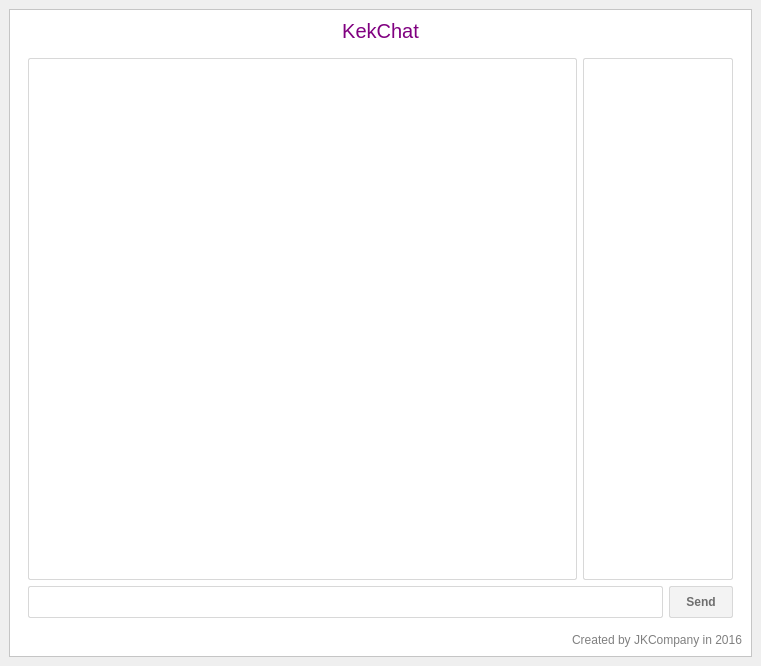
The window that Course work/Client/mainwindow.ui (BSUIR450503/450503_korotkina) describes before a commit, drawn with Qt 5.
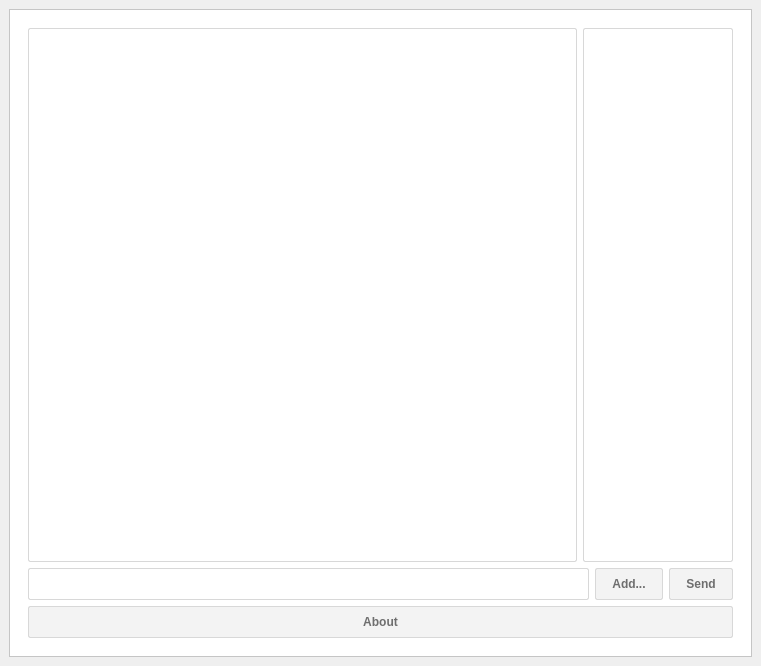
The same window after the commit. The open tabs and pages were chosen to show the change.

```diff
--- a/Course work/Client/mainwindow.ui
+++ b/Course work/Client/mainwindow.ui
@@ -86,16 +86,6 @@
        <enum>QFrame::Raised</enum>
       </property>
       <layout class="QVBoxLayout" name="verticalLayout_4">
-       <item>
-        <widget class="QLabel" name="upperLabel">
-         <property name="text">
-          <string>KekChat</string>
-         </property>
-         <property name="alignment">
-          <set>Qt::AlignCenter</set>
-         </property>
-        </widget>
-       </item>
        <item>
         <widget class="QStackedWidget" name="stackedWidget">
          <property name="currentIndex">
@@ -180,7 +170,14 @@
               </widget>
              </item>
              <item>
-              <widget class="QPushButton" name="pbSend">
+              <widget class="QPushButton" name="sendImageButton">
+               <property name="text">
+                <string>Add...</string>
+               </property>
+              </widget>
+             </item>
+             <item>
+              <widget class="QPushButton" name="sendButton">
                <property name="text">
                 <string>Send</string>
                </property>
@@ -191,6 +188,17 @@
              </item>
             </layout>
            </item>
+           <item>
+            <layout class="QHBoxLayout" name="infoHBox">
+             <item>
+              <widget class="QPushButton" name="aboutButton">
+               <property name="text">
+                <string>About</string>
+               </property>
+              </widget>
+             </item>
+            </layout>
+           </item>
           </layout>
          </widget>
          <widget class="QWidget" name="loginPage">
@@ -313,16 +321,6 @@
          </widget>
         </widget>
        </item>
-       <item>
-        <widget class="QLabel" name="lowerLabel">
-         <property name="text">
-          <string>Created by JKCompany in 2016</string>
-         </property>
-         <property name="alignment">
-          <set>Qt::AlignRight|Qt::AlignTrailing|Qt::AlignVCenter</set>
-         </property>
-        </widget>
-       </item>
       </layout>
      </widget>
     </item>
```
Left out of the diff: 49 changed lines with no effect on the pictures.
